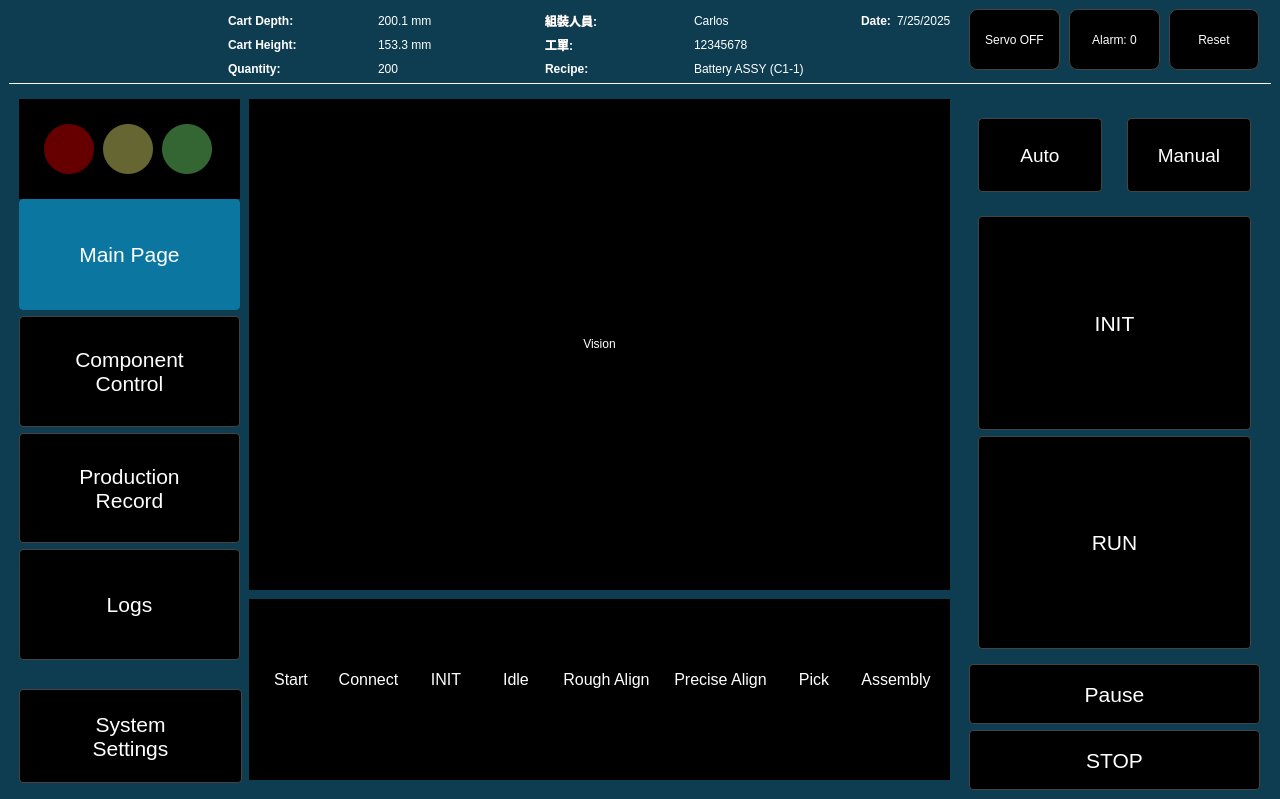
Above: src/ui_app/ui_app/ui_in_progress/change_to_henry_requests/ui_magic_cube.ui from deltahenry/cas_ws before the change. Below: the same form after it.
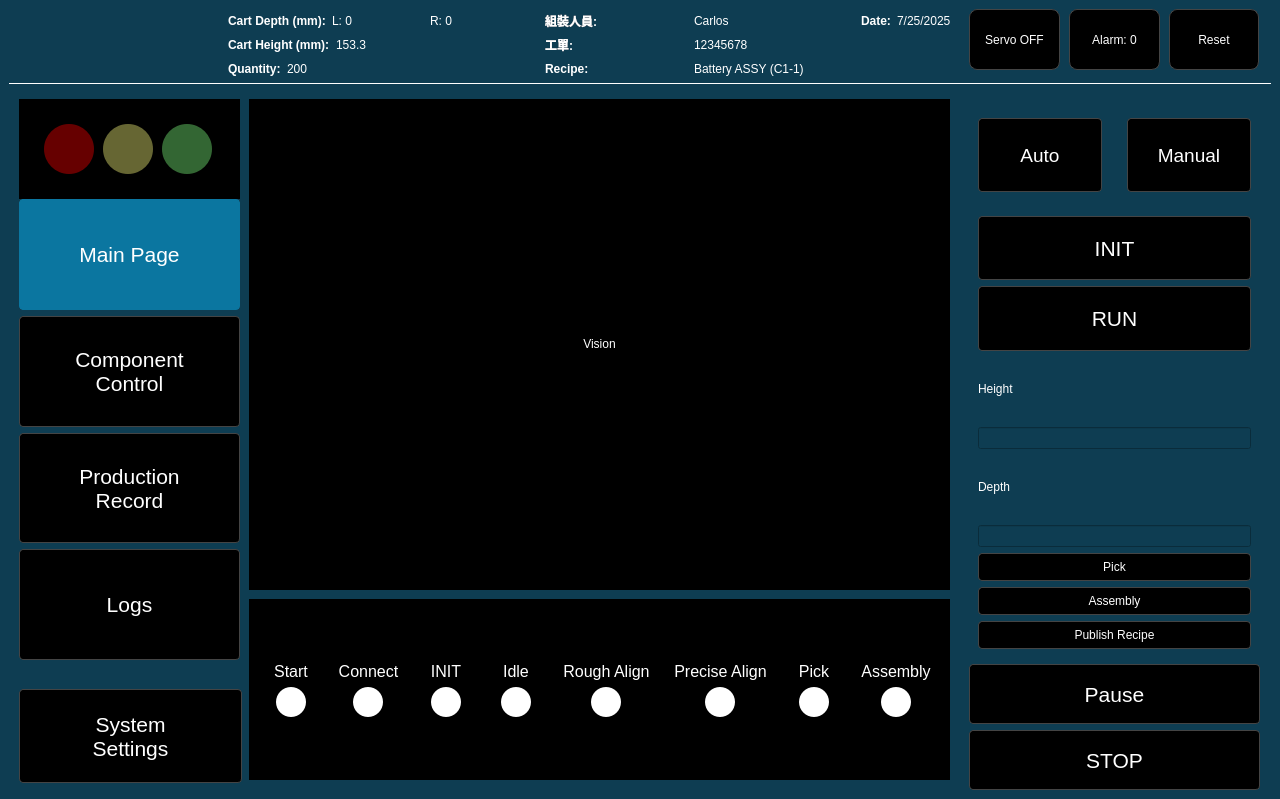
That is the form after the change. The open tabs and pages were chosen to show the change. Icons and pictures are not drawn.

Commit message: add pick assem combo

What changed in the file:
```diff
--- a/src/ui_app/ui_app/ui_in_progress/change_to_henry_requests/ui_magic_cube.ui
+++ b/src/ui_app/ui_app/ui_in_progress/change_to_henry_requests/ui_magic_cube.ui
@@ -558,6 +558,70 @@
                 </property>
                </widget>
               </item>
+              <item>
+               <widget class="QLabel" name="label_11">
+                <property name="text">
+                 <string>Height</string>
+                </property>
+               </widget>
+              </item>
+              <item>
+               <widget class="QLineEdit" name="HeightRecipeInput">
+                <property name="styleSheet">
+                 <string notr="true">color: white;</string>
+                </property>
+               </widget>
+              </item>
+              <item>
+               <widget class="QLabel" name="label_12">
+                <property name="text">
+                 <string>Depth</string>
+                </property>
+               </widget>
+              </item>
+              <item>
+               <widget class="QLineEdit" name="DepthRecipeInput">
+                <property name="styleSheet">
+                 <string notr="true">color: white;</string>
+                </property>
+               </widget>
+              </item>
+              <item>
+               <widget class="QPushButton" name="PickRecipeButton">
+                <property name="text">
+                 <string>Pick</string>
+                </property>
+                <property name="checkable">
+                 <bool>true</bool>
+                </property>
+                <attribute name="buttonGroup">
+                 <string notr="true">RecipeModeGroup</string>
+                </attribute>
+               </widget>
+              </item>
+              <item>
+               <widget class="QPushButton" name="AssemblyRecipeButton">
+                <property name="text">
+                 <string>Assembly</string>
+                </property>
+                <property name="checkable">
+                 <bool>true</bool>
+                </property>
+                <attribute name="buttonGroup">
+                 <string notr="true">RecipeModeGroup</string>
+                </attribute>
+               </widget>
+              </item>
+              <item>
+               <widget class="QPushButton" name="SaveRecipeButton">
+                <property name="text">
+                 <string>Publish Recipe</string>
+                </property>
+                <property name="checkable">
+                 <bool>false</bool>
+                </property>
+               </widget>
+              </item>
              </layout>
             </widget>
             <widget class="QWidget" name="ManualButtonsPage">
@@ -697,49 +761,6 @@
                 </attribute>
                </widget>
               </item>
-              <item>
-               <widget class="QLineEdit" name="HeightRecipeInput">
-                <property name="styleSheet">
-                 <string notr="true">color: white;</string>
-                </property>
-               </widget>
-              </item>
-              <item>
-               <widget class="QPushButton" name="PickRecipeButton">
-                <property name="text">
-                 <string>Pick</string>
-                </property>
-                <property name="checkable">
-                 <bool>true</bool>
-                </property>
-                <attribute name="buttonGroup">
-                 <string notr="true">RecipeModeGroup</string>
-                </attribute>
-               </widget>
-              </item>
-              <item>
-               <widget class="QPushButton" name="AssemblyRecipeButton">
-                <property name="text">
-                 <string>Assembly</string>
-                </property>
-                <property name="checkable">
-                 <bool>true</bool>
-                </property>
-                <attribute name="buttonGroup">
-                 <string notr="true">RecipeModeGroup</string>
-                </attribute>
-               </widget>
-              </item>
-              <item>
-               <widget class="QPushButton" name="SaveRecipeButton">
-                <property name="text">
-                 <string>Save</string>
-                </property>
-                <property name="checkable">
-                 <bool>false</bool>
-                </property>
-               </widget>
-              </item>
              </layout>
             </widget>
            </widget>
@@ -887,6 +908,12 @@
            <layout class="QHBoxLayout" name="horizontalLayout_3">
             <item alignment="Qt::AlignmentFlag::AlignVCenter">
              <widget class="QWidget" name="StartWidget" native="true">
+              <property name="minimumSize">
+               <size>
+                <width>0</width>
+                <height>0</height>
+               </size>
+              </property>
               <layout class="QVBoxLayout" name="verticalLayout_2">
                <item>
                 <widget class="QLabel" name="StartProcessText">
@@ -911,6 +938,15 @@
                    <verstretch>0</verstretch>
                   </sizepolicy>
                  </property>
+                 <property name="minimumSize">
+                  <size>
+                   <width>30</width>
+                   <height>30</height>
+                  </size>
+                 </property>
+                 <property name="styleSheet">
+                  <string notr="true">background-color:#FFFFFF; border-radius:15px;</string>
+                 </property>
                  <property name="text">
                   <string/>
                  </property>
@@ -954,6 +990,15 @@
                    <verstretch>0</verstretch>
                   </sizepolicy>
                  </property>
+                 <property name="minimumSize">
+                  <size>
+                   <width>30</width>
+                   <height>30</height>
+                  </size>
+                 </property>
+                 <property name="styleSheet">
+                  <string notr="true">background-color:#FFFFFF; border-radius:15px;</string>
+                 </property>
                  <property name="text">
                   <string/>
                  </property>
@@ -997,6 +1042,15 @@
                    <verstretch>0</verstretch>
                   </sizepolicy>
                  </property>
+                 <property name="minimumSize">
+                  <size>
+                   <width>30</width>
+                   <height>30</height>
+                  </size>
+                 </property>
+                 <property name="styleSheet">
+                  <string notr="true">background-color:#FFFFFF; border-radius:15px;</string>
+                 </property>
                  <property name="text">
                   <string/>
                  </property>
@@ -1040,6 +1094,15 @@
                    <verstretch>0</verstretch>
                   </sizepolicy>
                  </property>
+                 <property name="minimumSize">
+                  <size>
+                   <width>30</width>
+                   <height>30</height>
+                  </size>
+                 </property>
+                 <property name="styleSheet">
+                  <string notr="true">background-color:#FFFFFF; border-radius:15px;</string>
+                 </property>
                  <property name="text">
                   <string/>
                  </property>
@@ -1083,6 +1146,15 @@
                    <verstretch>0</verstretch>
                   </sizepolicy>
                  </property>
+                 <property name="minimumSize">
+                  <size>
+                   <width>30</width>
+                   <height>30</height>
+                  </size>
+                 </property>
+                 <property name="styleSheet">
+                  <string notr="true">background-color:#FFFFFF; border-radius:15px;</string>
+                 </property>
                  <property name="text">
                   <string/>
                  </property>
@@ -1126,6 +1198,15 @@
                    <verstretch>0</verstretch>
                   </sizepolicy>
                  </property>
+                 <property name="minimumSize">
+                  <size>
+                   <width>30</width>
+                   <height>30</height>
+                  </size>
+                 </property>
+                 <property name="styleSheet">
+                  <string notr="true">background-color:#FFFFFF; border-radius:15px;</string>
+                 </property>
                  <property name="text">
                   <string/>
                  </property>
@@ -1169,6 +1250,15 @@
                    <verstretch>0</verstretch>
                   </sizepolicy>
                  </property>
+                 <property name="minimumSize">
+                  <size>
+                   <width>30</width>
+                   <height>30</height>
+                  </size>
+                 </property>
+                 <property name="styleSheet">
+                  <string notr="true">background-color:#FFFFFF; border-radius:15px;</string>
+                 </property>
                  <property name="text">
                   <string/>
                  </property>
@@ -1212,6 +1302,15 @@
                    <verstretch>0</verstretch>
                   </sizepolicy>
                  </property>
+                 <property name="minimumSize">
+                  <size>
+                   <width>30</width>
+                   <height>30</height>
+                  </size>
+                 </property>
+                 <property name="styleSheet">
+                  <string notr="true">background-color:#FFFFFF; border-radius:15px;</string>
+                 </property>
                  <property name="text">
                   <string/>
                  </property>
@@ -7171,6 +7270,12 @@
            </property>
            <item>
             <widget class="QLabel" name="QuantityText">
+             <property name="sizePolicy">
+              <sizepolicy hsizetype="Maximum" vsizetype="Preferred">
+               <horstretch>0</horstretch>
+               <verstretch>0</verstretch>
+              </sizepolicy>
+             </property>
              <property name="font">
               <font>
                <bold>true</bold>
@@ -7251,20 +7356,26 @@
            </property>
            <item>
             <widget class="QLabel" name="CartHeightText">
+             <property name="sizePolicy">
+              <sizepolicy hsizetype="Maximum" vsizetype="Preferred">
+               <horstretch>0</horstretch>
+               <verstretch>0</verstretch>
+              </sizepolicy>
+             </property>
              <property name="font">
               <font>
                <bold>true</bold>
               </font>
              </property>
              <property name="text">
-              <string>Cart Height:</string>
+              <string>Cart Height (mm):</string>
              </property>
             </widget>
            </item>
            <item>
             <widget class="QLabel" name="CartHeightInput">
              <property name="text">
-              <string>153.3 mm</string>
+              <string>153.3</string>
              </property>
             </widget>
            </item>
@@ -7291,20 +7402,33 @@
            </property>
            <item>
             <widget class="QLabel" name="CartDepthText">
+             <property name="sizePolicy">
+              <sizepolicy hsizetype="Maximum" vsizetype="Preferred">
+               <horstretch>0</horstretch>
+               <verstretch>0</verstretch>
+              </sizepolicy>
+             </property>
              <property name="font">
               <font>
                <bold>true</bold>
               </font>
              </property>
              <property name="text">
-              <string>Cart Depth:</string>
+              <string>Cart Depth (mm):</string>
              </property>
             </widget>
            </item>
            <item>
             <widget class="QLabel" name="CartDepthInput">
              <property name="text">
-              <string>200.1 mm</string>
+              <string>L: 0</string>
+             </property>
+            </widget>
+           </item>
+           <item>
+            <widget class="QLabel" name="CartDepthRightInput">
+             <property name="text">
+              <string>R: 0</string>
              </property>
             </widget>
            </item>
```
Left out of the diff: 48 changed lines with no effect on the pictures. The commit also changes 115 other files.
